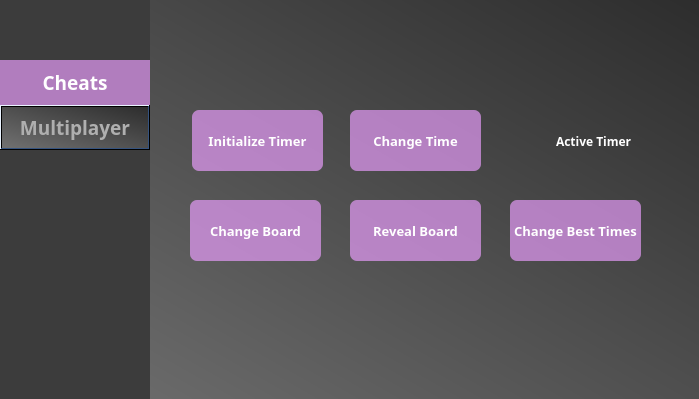
This is gui/cheats_widget.ui in itaybiran/MinesweeperCheats-Client as Qt 5 draws it before an edit. The edited form follows.
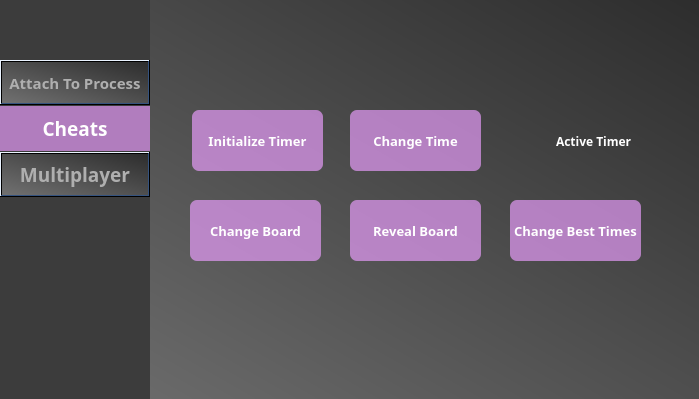
This is the edited form.

Commit message: redesign and attach to process

```diff
--- a/gui/cheats_widget.ui
+++ b/gui/cheats_widget.ui
@@ -2461,7 +2461,7 @@
     <property name="geometry">
      <rect>
       <x>0</x>
-      <y>60</y>
+      <y>106</y>
       <width>150</width>
       <height>45</height>
      </rect>
@@ -2941,7 +2941,7 @@
     <property name="geometry">
      <rect>
       <x>0</x>
-      <y>105</y>
+      <y>152</y>
       <width>150</width>
       <height>45</height>
      </rect>
@@ -3445,6 +3445,486 @@
      <set>Qt::AlignCenter</set>
     </property>
    </widget>
+   <widget class="QPushButton" name="ProcessButton">
+    <property name="geometry">
+     <rect>
+      <x>0</x>
+      <y>60</y>
+      <width>150</width>
+      <height>45</height>
+     </rect>
+    </property>
+    <property name="palette">
+     <palette>
+      <active>
+       <colorrole role="WindowText">
+        <brush brushstyle="SolidPattern">
+         <color alpha="255">
+          <red>175</red>
+          <green>175</green>
+          <blue>175</blue>
+         </color>
+        </brush>
+       </colorrole>
+       <colorrole role="Button">
+        <brush brushstyle="SolidPattern">
+         <color alpha="255">
+          <red>100</red>
+          <green>100</green>
+          <blue>100</blue>
+         </color>
+        </brush>
+       </colorrole>
+       <colorrole role="Light">
+        <brush brushstyle="SolidPattern">
+         <color alpha="255">
+          <red>234</red>
+          <green>243</green>
+          <blue>255</blue>
+         </color>
+        </brush>
+       </colorrole>
+       <colorrole role="Midlight">
+        <brush brushstyle="SolidPattern">
+         <color alpha="255">
+          <red>170</red>
+          <green>204</green>
+          <blue>255</blue>
+         </color>
+        </brush>
+       </colorrole>
+       <colorrole role="Dark">
+        <brush brushstyle="SolidPattern">
+         <color alpha="255">
+          <red>53</red>
+          <green>83</green>
+          <blue>127</blue>
+         </color>
+        </brush>
+       </colorrole>
+       <colorrole role="Mid">
+        <brush brushstyle="SolidPattern">
+         <color alpha="255">
+          <red>70</red>
+          <green>111</green>
+          <blue>170</blue>
+         </color>
+        </brush>
+       </colorrole>
+       <colorrole role="Text">
+        <brush brushstyle="SolidPattern">
+         <color alpha="255">
+          <red>175</red>
+          <green>175</green>
+          <blue>175</blue>
+         </color>
+        </brush>
+       </colorrole>
+       <colorrole role="BrightText">
+        <brush brushstyle="SolidPattern">
+         <color alpha="255">
+          <red>255</red>
+          <green>255</green>
+          <blue>255</blue>
+         </color>
+        </brush>
+       </colorrole>
+       <colorrole role="ButtonText">
+        <brush brushstyle="SolidPattern">
+         <color alpha="255">
+          <red>175</red>
+          <green>175</green>
+          <blue>175</blue>
+         </color>
+        </brush>
+       </colorrole>
+       <colorrole role="Base">
+        <brush brushstyle="SolidPattern">
+         <color alpha="255">
+          <red>100</red>
+          <green>100</green>
+          <blue>100</blue>
+         </color>
+        </brush>
+       </colorrole>
+       <colorrole role="Window">
+        <brush brushstyle="SolidPattern">
+         <color alpha="255">
+          <red>100</red>
+          <green>100</green>
+          <blue>100</blue>
+         </color>
+        </brush>
+       </colorrole>
+       <colorrole role="Shadow">
+        <brush brushstyle="SolidPattern">
+         <color alpha="255">
+          <red>0</red>
+          <green>0</green>
+          <blue>0</blue>
+         </color>
+        </brush>
+       </colorrole>
+       <colorrole role="Highlight">
+        <brush brushstyle="SolidPattern">
+         <color alpha="255">
+          <red>49</red>
+          <green>179</green>
+          <blue>215</blue>
+         </color>
+        </brush>
+       </colorrole>
+       <colorrole role="AlternateBase">
+        <brush brushstyle="SolidPattern">
+         <color alpha="255">
+          <red>180</red>
+          <green>210</green>
+          <blue>255</blue>
+         </color>
+        </brush>
+       </colorrole>
+       <colorrole role="ToolTipBase">
+        <brush brushstyle="SolidPattern">
+         <color alpha="255">
+          <red>255</red>
+          <green>255</green>
+          <blue>220</blue>
+         </color>
+        </brush>
+       </colorrole>
+       <colorrole role="ToolTipText">
+        <brush brushstyle="SolidPattern">
+         <color alpha="255">
+          <red>0</red>
+          <green>0</green>
+          <blue>0</blue>
+         </color>
+        </brush>
+       </colorrole>
+      </active>
+      <inactive>
+       <colorrole role="WindowText">
+        <brush brushstyle="SolidPattern">
+         <color alpha="255">
+          <red>175</red>
+          <green>175</green>
+          <blue>175</blue>
+         </color>
+        </brush>
+       </colorrole>
+       <colorrole role="Button">
+        <brush brushstyle="SolidPattern">
+         <color alpha="255">
+          <red>100</red>
+          <green>100</green>
+          <blue>100</blue>
+         </color>
+        </brush>
+       </colorrole>
+       <colorrole role="Light">
+        <brush brushstyle="SolidPattern">
+         <color alpha="255">
+          <red>234</red>
+          <green>243</green>
+          <blue>255</blue>
+         </color>
+        </brush>
+       </colorrole>
+       <colorrole role="Midlight">
+        <brush brushstyle="SolidPattern">
+         <color alpha="255">
+          <red>170</red>
+          <green>204</green>
+          <blue>255</blue>
+         </color>
+        </brush>
+       </colorrole>
+       <colorrole role="Dark">
+        <brush brushstyle="SolidPattern">
+         <color alpha="255">
+          <red>53</red>
+          <green>83</green>
+          <blue>127</blue>
+         </color>
+        </brush>
+       </colorrole>
+       <colorrole role="Mid">
+        <brush brushstyle="SolidPattern">
+         <color alpha="255">
+          <red>70</red>
+          <green>111</green>
+          <blue>170</blue>
+         </color>
+        </brush>
+       </colorrole>
+       <colorrole role="Text">
+        <brush brushstyle="SolidPattern">
+         <color alpha="255">
+          <red>175</red>
+          <green>175</green>
+          <blue>175</blue>
+         </color>
+        </brush>
+       </colorrole>
+       <colorrole role="BrightText">
+        <brush brushstyle="SolidPattern">
+         <color alpha="255">
+          <red>255</red>
+          <green>255</green>
+          <blue>255</blue>
+         </color>
+        </brush>
+       </colorrole>
+       <colorrole role="ButtonText">
+        <brush brushstyle="SolidPattern">
+         <color alpha="255">
+          <red>175</red>
+          <green>175</green>
+          <blue>175</blue>
+         </color>
+        </brush>
+       </colorrole>
+       <colorrole role="Base">
+        <brush brushstyle="SolidPattern">
+         <color alpha="255">
+          <red>100</red>
+          <green>100</green>
+          <blue>100</blue>
+         </color>
+        </brush>
+       </colorrole>
+       <colorrole role="Window">
+        <brush brushstyle="SolidPattern">
+         <color alpha="255">
+          <red>100</red>
+          <green>100</green>
+          <blue>100</blue>
+         </color>
+        </brush>
+       </colorrole>
+       <colorrole role="Shadow">
+        <brush brushstyle="SolidPattern">
+         <color alpha="255">
+          <red>0</red>
+          <green>0</green>
+          <blue>0</blue>
+         </color>
+        </brush>
+       </colorrole>
+       <colorrole role="Highlight">
+        <brush brushstyle="SolidPattern">
+         <color alpha="255">
+          <red>49</red>
+          <green>179</green>
+          <blue>215</blue>
+         </color>
+        </brush>
+       </colorrole>
+       <colorrole role="AlternateBase">
+        <brush brushstyle="SolidPattern">
+         <color alpha="255">
+          <red>180</red>
+          <green>210</green>
+          <blue>255</blue>
+         </color>
+        </brush>
+       </colorrole>
+       <colorrole role="ToolTipBase">
+        <brush brushstyle="SolidPattern">
+         <color alpha="255">
+          <red>255</red>
+          <green>255</green>
+          <blue>220</blue>
+         </color>
+        </brush>
+       </colorrole>
+       <colorrole role="ToolTipText">
+        <brush brushstyle="SolidPattern">
+         <color alpha="255">
+          <red>0</red>
+          <green>0</green>
+          <blue>0</blue>
+         </color>
+        </brush>
+       </colorrole>
+      </inactive>
+      <disabled>
+       <colorrole role="WindowText">
+        <brush brushstyle="SolidPattern">
+         <color alpha="255">
+          <red>175</red>
+          <green>175</green>
+          <blue>175</blue>
+         </color>
+        </brush>
+       </colorrole>
+       <colorrole role="Button">
+        <brush brushstyle="SolidPattern">
+         <color alpha="255">
+          <red>100</red>
+          <green>100</green>
+          <blue>100</blue>
+         </color>
+        </brush>
+       </colorrole>
+       <colorrole role="Light">
+        <brush brushstyle="SolidPattern">
+         <color alpha="255">
+          <red>234</red>
+          <green>243</green>
+          <blue>255</blue>
+         </color>
+        </brush>
+       </colorrole>
+       <colorrole role="Midlight">
+        <brush brushstyle="SolidPattern">
+         <color alpha="255">
+          <red>170</red>
+          <green>204</green>
+          <blue>255</blue>
+         </color>
+        </brush>
+       </colorrole>
+       <colorrole role="Dark">
+        <brush brushstyle="SolidPattern">
+         <color alpha="255">
+          <red>53</red>
+          <green>83</green>
+          <blue>127</blue>
+         </color>
+        </brush>
+       </colorrole>
+       <colorrole role="Mid">
+        <brush brushstyle="SolidPattern">
+         <color alpha="255">
+          <red>70</red>
+          <green>111</green>
+          <blue>170</blue>
+         </color>
+        </brush>
+       </colorrole>
+       <colorrole role="Text">
+        <brush brushstyle="SolidPattern">
+         <color alpha="255">
+          <red>175</red>
+          <green>175</green>
+          <blue>175</blue>
+         </color>
+        </brush>
+       </colorrole>
+       <colorrole role="BrightText">
+        <brush brushstyle="SolidPattern">
+         <color alpha="255">
+          <red>255</red>
+          <green>255</green>
+          <blue>255</blue>
+         </color>
+        </brush>
+       </colorrole>
+       <colorrole role="ButtonText">
+        <brush brushstyle="SolidPattern">
+         <color alpha="255">
+          <red>175</red>
+          <green>175</green>
+          <blue>175</blue>
+         </color>
+        </brush>
+       </colorrole>
+       <colorrole role="Base">
+        <brush brushstyle="SolidPattern">
+         <color alpha="255">
+          <red>100</red>
+          <green>100</green>
+          <blue>100</blue>
+         </color>
+        </brush>
+       </colorrole>
+       <colorrole role="Window">
+        <brush brushstyle="SolidPattern">
+         <color alpha="255">
+          <red>100</red>
+          <green>100</green>
+          <blue>100</blue>
+         </color>
+        </brush>
+       </colorrole>
+       <colorrole role="Shadow">
+        <brush brushstyle="SolidPattern">
+         <color alpha="255">
+          <red>0</red>
+          <green>0</green>
+          <blue>0</blue>
+         </color>
+        </brush>
+       </colorrole>
+       <colorrole role="Highlight">
+        <brush brushstyle="SolidPattern">
+         <color alpha="255">
+          <red>0</red>
+          <green>120</green>
+          <blue>215</blue>
+         </color>
+        </brush>
+       </colorrole>
+       <colorrole role="AlternateBase">
+        <brush brushstyle="SolidPattern">
+         <color alpha="255">
+          <red>106</red>
+          <green>166</green>
+          <blue>255</blue>
+         </color>
+        </brush>
+       </colorrole>
+       <colorrole role="ToolTipBase">
+        <brush brushstyle="SolidPattern">
+         <color alpha="255">
+          <red>255</red>
+          <green>255</green>
+          <blue>220</blue>
+         </color>
+        </brush>
+       </colorrole>
+       <colorrole role="ToolTipText">
+        <brush brushstyle="SolidPattern">
+         <color alpha="255">
+          <red>0</red>
+          <green>0</green>
+          <blue>0</blue>
+         </color>
+        </brush>
+       </colorrole>
+      </disabled>
+     </palette>
+    </property>
+    <property name="font">
+     <font>
+      <family>Segoe UI Black</family>
+      <pointsize>11</pointsize>
+      <weight>75</weight>
+      <bold>true</bold>
+     </font>
+    </property>
+    <property name="cursor">
+     <cursorShape>ClosedHandCursor</cursorShape>
+    </property>
+    <property name="styleSheet">
+     <string notr="true">QPushButton::hover
+{
+	background-color:white;
+	color: rgb(100, 100, 100);
+}
+
+QPushButton
+{
+	background-color:rgb(100, 100, 100);
+	border:0;
+	color:rgb(175, 175, 175);
+};</string>
+    </property>
+    <property name="text">
+     <string>Attach To Process</string>
+    </property>
+   </widget>
   </widget>
  </widget>
  <resources/>
```
The commit also changes 16 other files.
